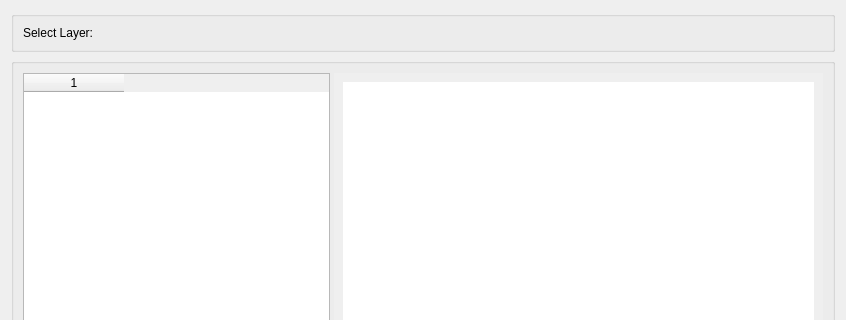
The window that src/qt-widgets/DrawStyleDialogUi.ui (GPlates/GPlates) describes before a commit, drawn with Qt 5; both pictures show x 0 to 846 and y 0 to 320 of the 846 by 713 pixel window.
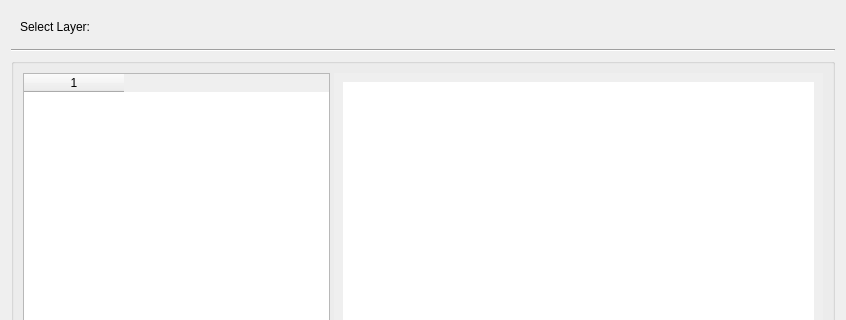
The same window after the commit. Icons and pictures are not drawn.

Commit message: (trunk) Fix 'need to double select the menu' problem.

The edit to the form file:
```diff
--- a/src/qt-widgets/DrawStyleDialogUi.ui
+++ b/src/qt-widgets/DrawStyleDialogUi.ui
@@ -31,24 +31,35 @@
   </property>
   <layout class="QVBoxLayout" name="verticalLayout_3">
    <item>
-    <widget class="QGroupBox" name="select_layer_group">
-     <property name="title">
-      <string/>
-     </property>
-     <layout class="QFormLayout" name="formLayout_2">
-      <item row="0" column="0">
+    <widget class="QWidget" name="widget_2" native="true">
+     <layout class="QHBoxLayout" name="horizontalLayout_2">
+      <item>
        <widget class="QLabel" name="label">
         <property name="text">
          <string>Select Layer: </string>
         </property>
        </widget>
       </item>
-      <item row="0" column="1">
-       <widget class="QWidget" name="select_layer_widget" native="true"/>
+      <item>
+       <widget class="QWidget" name="select_layer_widget" native="true">
+        <property name="sizePolicy">
+         <sizepolicy hsizetype="Preferred" vsizetype="Preferred">
+          <horstretch>3</horstretch>
+          <verstretch>0</verstretch>
+         </sizepolicy>
+        </property>
+       </widget>
       </item>
      </layout>
     </widget>
    </item>
+   <item>
+    <widget class="Line" name="line">
+     <property name="orientation">
+      <enum>Qt::Horizontal</enum>
+     </property>
+    </widget>
+   </item>
    <item>
     <widget class="QGroupBox" name="groupBox_2">
      <property name="title">
```
Left out of the diff: 3 changed lines with no effect on the pictures. The commit also changes 6 other files.
